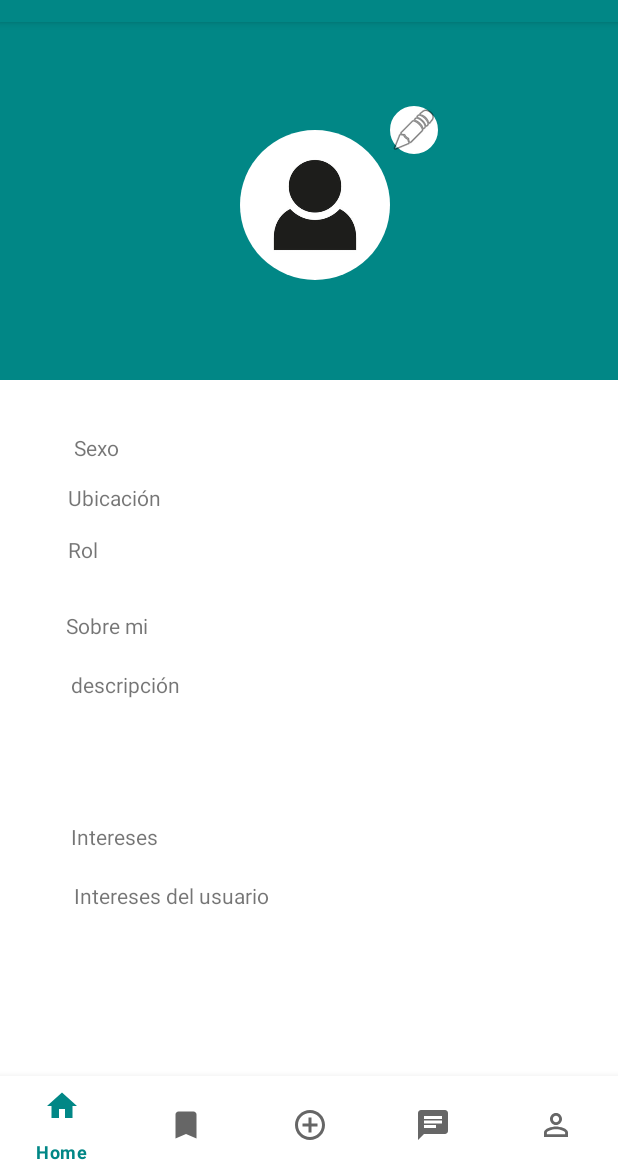
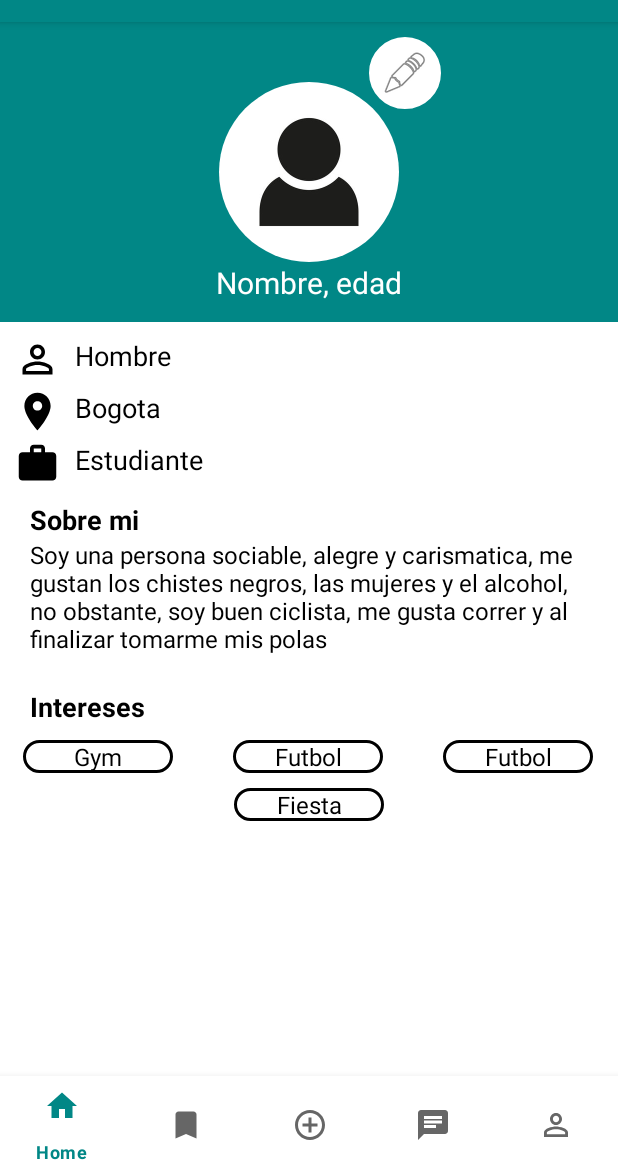
Before and after one commit to juliandvs/Parchelo, an Android app: the Perfil screen opened through its navigation route, on a phone screen of 412 x 824 dp, the part 62-1236 px from its top. Run offline under Robolectric (Android 15) with nearby library versions, the phone set to English and light mode, and no system bars; our stand-ins replace CircleImageView, Room's generated code, navigation-ui.

Commit message:
Perfil completo

```diff
--- /dev/null
+++ b/app/src/main/res/drawable/boton_circular_margen.xml
@@ -0,0 +1,14 @@
+<?xml version="1.0" encoding="utf-8"?>
+<shape xmlns:android="http://schemas.android.com/apk/res/android">
+    <solid
+        android:color="@color/white"/>
+    <corners
+        android:topLeftRadius="30dp"
+        android:topRightRadius="30dp"
+        android:bottomLeftRadius="30dp"
+        android:bottomRightRadius="30dp"/>
+
+    <stroke
+        android:width="2dp"
+        android:color="@color/black"/>
+</shape>
--- /dev/null
+++ b/app/src/main/res/drawable/ic_location.xml
@@ -0,0 +1,5 @@
+<vector android:height="24dp" android:tint="#000000"
+    android:viewportHeight="24" android:viewportWidth="24"
+    android:width="24dp" xmlns:android="http://schemas.android.com/apk/res/android">
+    <path android:fillColor="@android:color/white" android:pathData="M12,2C8.13,2 5,5.13 5,9c0,5.25 7,13 7,13s7,-7.75 7,-13c0,-3.87 -3.13,-7 -7,-7zM12,11.5c-1.38,0 -2.5,-1.12 -2.5,-2.5s1.12,-2.5 2.5,-2.5 2.5,1.12 2.5,2.5 -1.12,2.5 -2.5,2.5z"/>
+</vector>
--- /dev/null
+++ b/app/src/main/res/drawable/ic_work.xml
@@ -0,0 +1,5 @@
+<vector android:height="24dp" android:tint="#000000"
+    android:viewportHeight="24" android:viewportWidth="24"
+    android:width="24dp" xmlns:android="http://schemas.android.com/apk/res/android">
+    <path android:fillColor="@android:color/white" android:pathData="M20,6h-4L16,4c0,-1.11 -0.89,-2 -2,-2h-4c-1.11,0 -2,0.89 -2,2v2L4,6c-1.11,0 -1.99,0.89 -1.99,2L2,19c0,1.11 0.89,2 2,2h16c1.11,0 2,-0.89 2,-2L22,8c0,-1.11 -0.89,-2 -2,-2zM14,6h-4L10,4h4v2z"/>
+</vector>
--- a/app/src/main/res/layout/fragment_perfil.xml
+++ b/app/src/main/res/layout/fragment_perfil.xml
@@ -6,112 +6,223 @@
     android:layout_height="match_parent"
     tools:context=".Perfil">
 
-    <LinearLayout
+    <RelativeLayout
+        android:id="@+id/relativeLayout3"
+        android:layout_width="match_parent"
+        android:layout_height="200dp"
+        android:background="@color/principal"
+        app:layout_constraintEnd_toEndOf="parent"
+        app:layout_constraintStart_toStartOf="parent"
+        app:layout_constraintTop_toTopOf="parent">
+
+        <de.hdodenhof.circleimageview.CircleImageView
+            android:id="@+id/imgFotoPerfil"
+            android:layout_width="120dp"
+            android:layout_height="120dp"
+            android:layout_centerInParent="true"
+            android:layout_marginTop="50dp"
+            android:scaleType="centerCrop" />
+
+        <ImageButton
+            android:id="@+id/btnEditarFotoPerfil"
+            android:layout_width="48dp"
+            android:layout_height="48dp"
+            android:layout_marginStart="-20dp"
+            android:layout_marginTop="10dp"
+            android:layout_toEndOf="@+id/imgFotoPerfil"
+            android:background="@drawable/boton_circular"
+            android:src="@android:drawable/ic_menu_edit" />
+
+        <TextView
+            android:id="@+id/txt_nombre_edad"
+            android:layout_width="wrap_content"
+            android:layout_height="wrap_content"
+            android:layout_below="@+id/imgFotoPerfil"
+            android:layout_centerHorizontal="true"
+            android:text="Nombre, edad"
+            android:textColor="@color/white"
+            android:textSize="20dp" />
+
+    </RelativeLayout>
+
+
+    <RelativeLayout
+        android:id="@+id/relativeLayout4"
         android:layout_width="match_parent"
         android:layout_height="wrap_content"
         app:layout_constraintEnd_toEndOf="parent"
         app:layout_constraintStart_toStartOf="parent"
-        app:layout_constraintTop_toTopOf="parent"
-        android:background="@color/principal">
+        app:layout_constraintTop_toBottomOf="@+id/relativeLayout3">
 
-        <de.hdodenhof.circleimageview.CircleImageView
-            android:id="@+id/imgFotoPerfil"
-            android:layout_width="100dp"
-            android:layout_height="100dp"
-            android:layout_marginStart="160dp"
-            android:layout_marginTop="72dp"
-            />
-
-        <ImageButton
-            android:id="@+id/btnEditarFotoPerfil"
-            android:layout_width="wrap_content"
-            android:layout_height="wrap_content"
-            android:layout_marginTop="56dp"
-            android:layout_marginEnd="120dp"
-            android:background="@drawable/boton_circular"
-            android:src="@android:drawable/ic_menu_edit"
-            />
-
-        <TextView
-            android:textColor="@color/white"
-            android:id="@+id/txt_nombre_edad"
-            android:layout_width="wrap_content"
-            android:layout_height="wrap_content"
-            android:layout_marginTop="43dp"
-            android:text="Nombre, edad"
-            />
-
-    </LinearLayout>
-
+        <ImageView
+            android:id="@+id/person"
+            android:layout_width="30dp"
+            android:layout_height="30dp"
+            android:layout_marginStart="10dp"
+            android:layout_marginTop="10dp"
+            android:scaleType="centerCrop"
+            app:srcCompat="@drawable/ic_person" />
 
         <TextView
             android:id="@+id/txt_sexo"
             android:layout_width="wrap_content"
             android:layout_height="wrap_content"
-        android:layout_marginStart="49dp"
-        android:layout_marginTop="274dp"
-        android:text="Sexo"
+            android:layout_marginStart="10dp"
+            android:layout_marginTop="10dp"
+            android:layout_toEndOf="@+id/person"
+            android:text="Hombre"
+            android:textColor="@color/black"
+            android:textSize="18dp"
             app:layout_constraintStart_toStartOf="parent"
             app:layout_constraintTop_toTopOf="parent" />
+
+        <ImageView
+            android:id="@+id/img_location"
+            android:layout_width="30dp"
+            android:layout_height="30dp"
+            android:layout_below="@+id/txt_sexo"
+            android:layout_marginStart="10dp"
+            android:layout_marginTop="10dp"
+            android:scaleType="centerCrop"
+            app:srcCompat="@drawable/ic_location" />
 
         <TextView
             android:id="@+id/txt_ubicacion"
             android:layout_width="wrap_content"
             android:layout_height="wrap_content"
-        android:layout_marginStart="45dp"
-        android:layout_marginTop="14dp"
-        android:text="Ubicación"
+            android:layout_below="@+id/txt_sexo"
+            android:layout_marginStart="10dp"
+            android:layout_marginTop="10dp"
+            android:layout_toEndOf="@+id/person"
+            android:text="Bogota"
+            android:textColor="@color/black"
+            android:textSize="18dp"
             app:layout_constraintStart_toStartOf="parent"
-        app:layout_constraintTop_toBottomOf="@+id/txt_sexo" />
+            app:layout_constraintTop_toTopOf="parent" />
+
+        <ImageView
+            android:id="@+id/img_rol"
+            android:layout_width="30dp"
+            android:layout_height="30dp"
+            android:layout_below="@+id/txt_ubicacion"
+            android:layout_marginStart="10dp"
+            android:layout_marginTop="10dp"
+            android:scaleType="centerCrop"
+            app:srcCompat="@drawable/ic_work" />
 
         <TextView
             android:id="@+id/txt_rol"
             android:layout_width="wrap_content"
             android:layout_height="wrap_content"
-        android:layout_marginStart="45dp"
-        android:layout_marginTop="15dp"
-        android:text="Rol"
+            android:layout_below="@+id/txt_ubicacion"
+            android:layout_marginStart="10dp"
+            android:layout_marginTop="10dp"
+            android:layout_toEndOf="@+id/person"
+            android:text="Estudiante"
+            android:textColor="@color/black"
+            android:textSize="18dp"
             app:layout_constraintStart_toStartOf="parent"
-        app:layout_constraintTop_toBottomOf="@+id/txt_ubicacion" />
+            app:layout_constraintTop_toTopOf="parent" />
+
+    </RelativeLayout>
+
+    <RelativeLayout
+        android:id="@+id/relativeLayout6"
+        android:layout_width="match_parent"
+        android:layout_height="wrap_content"
+        app:layout_constraintTop_toBottomOf="@+id/relativeLayout4">
 
         <TextView
             android:id="@+id/txt_SobreMi"
             android:layout_width="wrap_content"
             android:layout_height="wrap_content"
-        android:layout_marginStart="44dp"
-        android:layout_marginTop="31dp"
+            android:layout_marginStart="20dp"
+            android:layout_marginTop="10dp"
             android:text="Sobre mi"
-        app:layout_constraintStart_toStartOf="parent"
-        app:layout_constraintTop_toBottomOf="@+id/txt_rol" />
+            android:textColor="@color/black"
+            android:textSize="18dp"
+            android:textStyle="bold" />
 
         <TextView
             android:id="@+id/txt_descripcion"
             android:layout_width="wrap_content"
+            android:layout_height="100dp"
+            android:layout_below="@+id/txt_SobreMi"
+            android:layout_marginStart="20dp"
+            android:text="Soy una persona sociable, alegre y carismatica, me gustan los chistes negros, las mujeres y el alcohol, no obstante, soy buen ciclista, me gusta correr y al finalizar tomarme mis polas"
+            android:textColor="@color/black"
+            android:textSize="16dp" />
+    </RelativeLayout>
+
+    <RelativeLayout
+        android:layout_width="match_parent"
         android:layout_height="wrap_content"
-        android:layout_marginStart="47dp"
-        android:layout_marginTop="20dp"
-        android:text="descripción"
-        app:layout_constraintStart_toStartOf="parent"
-        app:layout_constraintTop_toBottomOf="@+id/txt_SobreMi" />
+        app:layout_constraintTop_toBottomOf="@+id/relativeLayout6">
 
         <TextView
             android:id="@+id/txt_Interes"
+            android:layout_marginStart="20dp"
             android:layout_width="wrap_content"
             android:layout_height="wrap_content"
-        android:layout_marginStart="47dp"
-        android:layout_marginTop="82dp"
             android:text="Intereses"
-        app:layout_constraintStart_toStartOf="parent"
-        app:layout_constraintTop_toBottomOf="@+id/txt_descripcion" />
+            android:textColor="@color/black"
+            android:textSize="18dp"
+            android:textStyle="bold" />
 
         <TextView
             android:id="@+id/txt_intereses"
-        android:layout_width="wrap_content"
+            android:layout_width="100dp"
             android:layout_height="wrap_content"
-        android:layout_marginStart="49dp"
-        android:layout_marginTop="20dp"
-        android:text="Intereses del usuario"
-        app:layout_constraintStart_toStartOf="parent"
-        app:layout_constraintTop_toBottomOf="@+id/txt_Interes" />
+            android:layout_marginStart="15dp"
+            android:layout_below="@+id/txt_Interes"
+            android:layout_marginTop="10dp"
+            android:text="Gym"
+            android:background="@drawable/boton_circular_margen"
+            android:textAlignment="center"
+            android:textColor="@color/black"
+            android:textSize="16dp" />
+
+        <TextView
+            android:id="@+id/txt_intereses2"
+            android:layout_width="100dp"
+            android:layout_height="wrap_content"
+            android:layout_toEndOf="@+id/txt_intereses"
+            android:layout_marginStart="40dp"
+            android:layout_below="@+id/txt_Interes"
+            android:layout_marginTop="10dp"
+            android:text="Futbol"
+            android:background="@drawable/boton_circular_margen"
+            android:textAlignment="center"
+            android:textColor="@color/black"
+            android:textSize="16dp" />
+
+        <TextView
+            android:id="@+id/txt_intereses3"
+            android:layout_width="100dp"
+            android:layout_height="wrap_content"
+            android:layout_toEndOf="@+id/txt_intereses2"
+            android:layout_marginStart="40dp"
+            android:layout_below="@+id/txt_Interes"
+            android:layout_marginTop="10dp"
+            android:text="Futbol"
+            android:background="@drawable/boton_circular_margen"
+            android:textAlignment="center"
+            android:textColor="@color/black"
+            android:textSize="16dp" />
+
+        <TextView
+            android:id="@+id/txt_intereses4"
+            android:layout_width="100dp"
+            android:layout_height="wrap_content"
+            android:layout_below="@+id/txt_intereses2"
+            android:layout_marginTop="10dp"
+            android:text="Fiesta"
+            android:layout_centerHorizontal="true"
+            android:background="@drawable/boton_circular_margen"
+            android:textAlignment="center"
+            android:textColor="@color/black"
+            android:textSize="16dp" />
+
+    </RelativeLayout>
 
 </androidx.constraintlayout.widget.ConstraintLayout>
```
Lines whose indentation alone changed are shown as unchanged.
